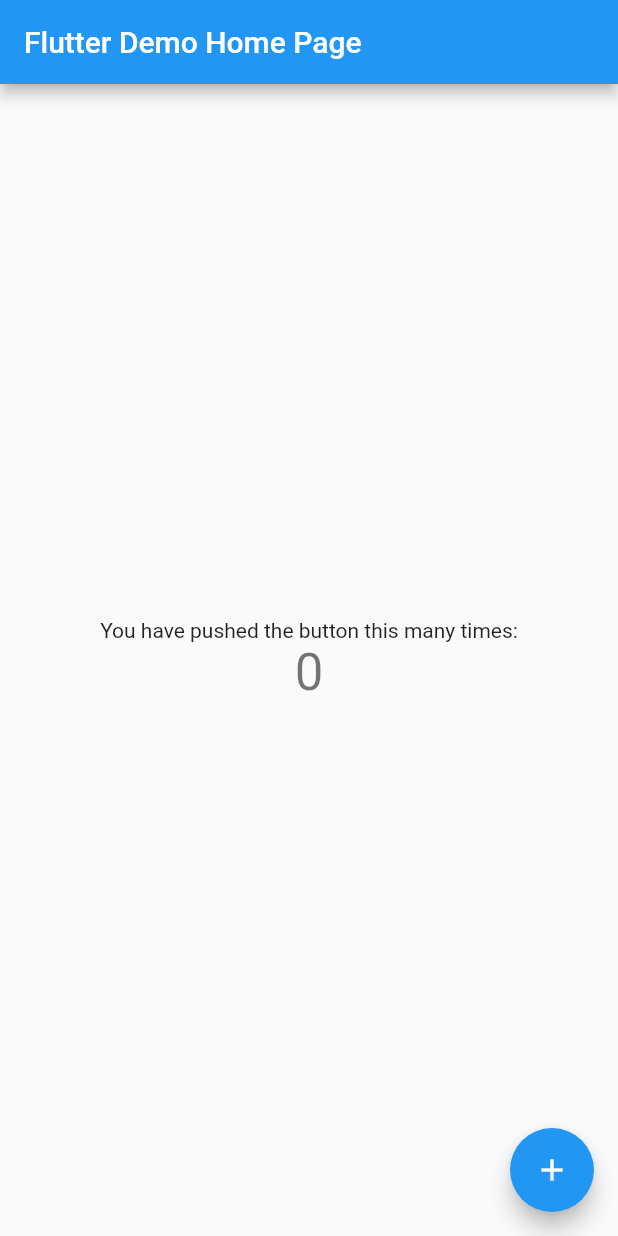
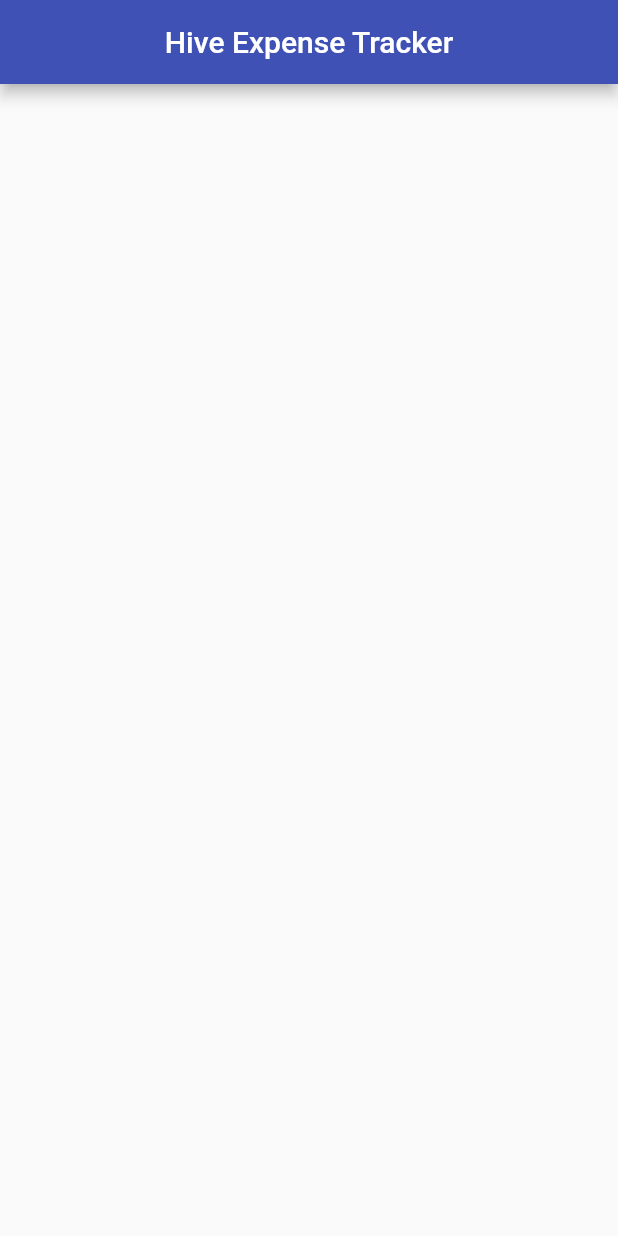
Before and after one commit to AmirhosseinSoleimani/Financial_Management, a Flutter app: the screen it shows after launch, on a phone screen of 412 x 824 dp. Run offline on Flutter 3.47's test engine with Material 2 defaults, Android fonts, the phone set to English and light mode, and no system bars; our stand-ins replace hive, hive_flutter; accounts and stored records are empty.

Commit message:
create transaction_page and add to main

```diff
--- a/lib/main.dart
+++ b/lib/main.dart
@@ -2,6 +2,7 @@ import 'package:flutter/material.dart';
 import 'package:hive_flutter/hive_flutter.dart';
 import 'package:hive/hive.dart';
 import 'package:hive_project/model/transaction.dart';
+import 'package:hive_project/page/transaction_page.dart';
 
 
 
@@ -16,110 +17,15 @@ Future main() async{
 
 class MyApp extends StatelessWidget {
   const MyApp({Key? key}) : super(key: key);
+  static const String title = 'Hive Expense App';
 
-  // This widget is the root of your application.
   @override
   Widget build(BuildContext context) {
     return MaterialApp(
-      title: 'Flutter Demo',
-      theme: ThemeData(
-        // This is the theme of your application.
-        //
-        // Try running your application with "flutter run". You'll see the
-        // application has a blue toolbar. Then, without quitting the app, try
-        // changing the primarySwatch below to Colors.green and then invoke
-        // "hot reload" (press "r" in the console where you ran "flutter run",
-        // or simply save your changes to "hot reload" in a Flutter IDE).
-        // Notice that the counter didn't reset back to zero; the application
-        // is not restarted.
-        primarySwatch: Colors.blue,
-      ),
-      home: const MyHomePage(title: 'Flutter Demo Home Page'),
+      debugShowCheckedModeBanner: false,
+      title: title,
+      theme: ThemeData(primarySwatch: Colors.indigo),
+      home: const TransactionPage(),
     );
   }
 }
-
-class MyHomePage extends StatefulWidget {
-  const MyHomePage({Key? key, required this.title}) : super(key: key);
-
-  // This widget is the home page of your application. It is stateful, meaning
-  // that it has a State object (defined below) that contains fields that affect
-  // how it looks.
-
-  // This class is the configuration for the state. It holds the values (in this
-  // case the title) provided by the parent (in this case the App widget) and
-  // used by the build method of the State. Fields in a Widget subclass are
-  // always marked "final".
-
-  final String title;
-
-  @override
-  State<MyHomePage> createState() => _MyHomePageState();
-}
-
-class _MyHomePageState extends State<MyHomePage> {
-  int _counter = 0;
-
-  void _incrementCounter() {
-    setState(() {
-      // This call to setState tells the Flutter framework that something has
-      // changed in this State, which causes it to rerun the build method below
-      // so that the display can reflect the updated values. If we changed
-      // _counter without calling setState(), then the build method would not be
-      // called again, and so nothing would appear to happen.
-      _counter++;
-    });
-  }
-
-  @override
-  Widget build(BuildContext context) {
-    // This method is rerun every time setState is called, for instance as done
-    // by the _incrementCounter method above.
-    //
-    // The Flutter framework has been optimized to make rerunning build methods
-    // fast, so that you can just rebuild anything that needs updating rather
-    // than having to individually change instances of widgets.
-    return Scaffold(
-      appBar: AppBar(
-        // Here we take the value from the MyHomePage object that was created by
-        // the App.build method, and use it to set our appbar title.
-        title: Text(widget.title),
-      ),
-      body: Center(
-        // Center is a layout widget. It takes a single child and positions it
-        // in the middle of the parent.
-        child: Column(
-          // Column is also a layout widget. It takes a list of children and
-          // arranges them vertically. By default, it sizes itself to fit its
-          // children horizontally, and tries to be as tall as its parent.
-          //
-          // Invoke "debug painting" (press "p" in the console, choose the
-          // "Toggle Debug Paint" action from the Flutter Inspector in Android
-          // Studio, or the "Toggle Debug Paint" command in Visual Studio Code)
-          // to see the wireframe for each widget.
-          //
-          // Column has various properties to control how it sizes itself and
-          // how it positions its children. Here we use mainAxisAlignment to
-          // center the children vertically; the main axis here is the vertical
-          // axis because Columns are vertical (the cross axis would be
-          // horizontal).
-          mainAxisAlignment: MainAxisAlignment.center,
-          children: <Widget>[
-            const Text(
-              'You have pushed the button this many times:',
-            ),
-            Text(
-              '$_counter',
-              style: Theme.of(context).textTheme.headline4,
-            ),
-          ],
-        ),
-      ),
-      floatingActionButton: FloatingActionButton(
-        onPressed: _incrementCounter,
-        tooltip: 'Increment',
-        child: const Icon(Icons.add),
-      ), // This trailing comma makes auto-formatting nicer for build methods.
-    );
-  }
-}
--- a/lib/page/transaction_page.dart
+++ b/lib/page/transaction_page.dart
@@ -0,0 +1,20 @@
+import 'package:flutter/material.dart';
+
+class TransactionPage extends StatefulWidget {
+  const TransactionPage({Key? key}) : super(key: key);
+
+  @override
+  State<TransactionPage> createState() => _TransactionPageState();
+}
+
+class _TransactionPageState extends State<TransactionPage> {
+  @override
+  Widget build(BuildContext context) {
+    return Scaffold(
+      appBar: AppBar(
+        title: const Text('Hive Expense Tracker'),
+        centerTitle: true,
+      ),
+    );
+  }
+}
```
